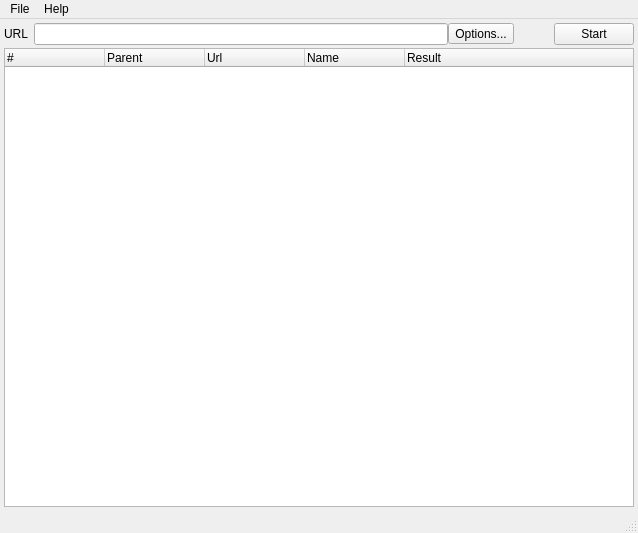
First picture: the form in linkcheck/gui/ui/main.ui, repository wummel/linkchecker, before the edit.
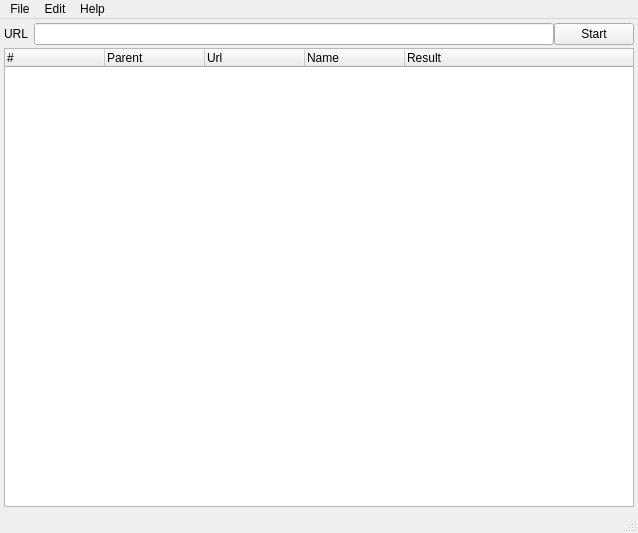
Second picture: the form after the edit. Icons and pictures are not drawn.

Commit message: Move options button into menu

What changed in the file:
```diff
--- a/linkcheck/gui/ui/main.ui
+++ b/linkcheck/gui/ui/main.ui
@@ -58,26 +58,6 @@
         </property>
        </widget>
       </item>
-      <item>
-       <widget class="QToolButton" name="optionsButton" >
-        <property name="text" >
-         <string>Options...</string>
-        </property>
-       </widget>
-      </item>
-      <item>
-       <spacer name="horizontalSpacer_3" >
-        <property name="orientation" >
-         <enum>Qt::Horizontal</enum>
-        </property>
-        <property name="sizeHint" stdset="0" >
-         <size>
-          <width>40</width>
-          <height>20</height>
-         </size>
-        </property>
-       </spacer>
-      </item>
       <item>
        <widget class="QPushButton" name="controlButton" >
         <property name="toolTip" >
@@ -168,7 +148,14 @@
     <addaction name="actionAbout" />
     <addaction name="actionHelp" />
    </widget>
+   <widget class="QMenu" name="menuEdit" >
+    <property name="title" >
+     <string>Edit</string>
+    </property>
+    <addaction name="actionOptions" />
+   </widget>
    <addaction name="menuLinkChecka" />
+   <addaction name="menuEdit" />
    <addaction name="menuHelp" />
   </widget>
   <widget class="QStatusBar" name="statusBar" />
```
Left out of the diff: 5 changed lines with no effect on the pictures. The commit also changes 2 other files.
